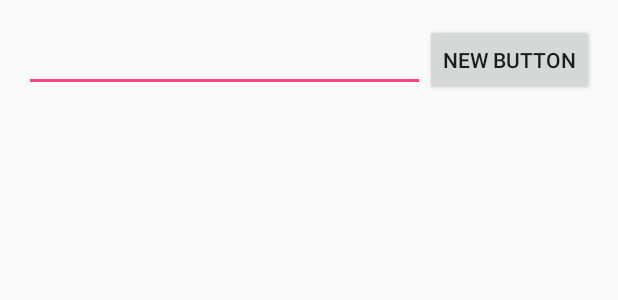
After one commit to SSUHan/Coil, an Android app: the layout activity_present.xml on its own in the app's theme, with its tools: preview values and no code run, on a phone screen of 412 x 824 dp. The commit adds this screen. Shown: the top 300 px of the screen. Run offline under Robolectric (Android 15) with nearby library versions, the phone set to English and light mode, and no system bars; network calls fail.

```diff
--- a/app/src/main/AndroidManifest.xml
+++ b/app/src/main/AndroidManifest.xml
@@ -36,6 +36,7 @@
             </intent-filter>
         </activity>
         <activity android:name=".ui.UserReportActivity"/>
+        <activity android:name=".ui.PresentActivity"/>
         <!-- [START gcm_receiver] -->
         <receiver
             android:name="com.google.android.gms.gcm.GcmReceiver"
--- a/app/src/main/java/com/brianandroid/myzzung/coli/util/MyCouponAdapter.java
+++ b/app/src/main/java/com/brianandroid/myzzung/coli/util/MyCouponAdapter.java
@@ -2,6 +2,7 @@ package com.brianandroid.myzzung.coli.util;
 
 import android.annotation.TargetApi;
 import android.content.Context;
+import android.content.Intent;
 import android.graphics.drawable.Drawable;
 import android.os.Build;
 import android.support.annotation.NonNull;
@@ -24,6 +25,7 @@ import com.android.volley.toolbox.JsonObjectRequest;
 import com.brianandroid.myzzung.coli.CoilApplication;
 import com.brianandroid.myzzung.coli.R;
 import com.brianandroid.myzzung.coli.model.StoreInfo;
+import com.brianandroid.myzzung.coli.ui.PresentActivity;
 import com.brianandroid.myzzung.coli.volley.MyVolley;
 
 import org.json.JSONException;
@@ -89,6 +91,8 @@ public class MyCouponAdapter extends RecyclerView.Adapter<MyCouponAdapter.ViewHo
                                                 couponWork.doMakeStamp(item.getCouponId(), 1);
                                                 break;
                                             case 1:
+                                                Intent intent = new Intent(context, PresentActivity.class);
+                                                context.startActivity(intent);
                                                 break;
                                             case 2:
                                                 break;
--- a/app/src/main/java/com/brianandroid/myzzung/coli/util/SystemMain.java
+++ b/app/src/main/java/com/brianandroid/myzzung/coli/util/SystemMain.java
@@ -19,6 +19,7 @@ public class SystemMain {
         public static final String URL_COUPON_SHOW = ROOT_URL+"client/coupon_show.php";
         public static final String URL_COUPON_UPDATE = ROOT_URL+"client/coupon_update.php";
         public static final String URL_COUPON_DELETE = ROOT_URL+"client/coupon_delete.php";
+        public static final String URL_SOUND_ENROLL = ROOT_URL+"sound/sound_enroll.php";
 
     }
 
--- /dev/null
+++ b/app/src/main/res/layout/activity_present.xml
@@ -0,0 +1,39 @@
+<?xml version="1.0" encoding="utf-8"?>
+<LinearLayout xmlns:android="http://schemas.android.com/apk/res/android"
+    xmlns:tools="http://schemas.android.com/tools"
+    android:layout_width="match_parent"
+    android:layout_height="match_parent"
+    android:paddingBottom="@dimen/activity_vertical_margin"
+    android:paddingLeft="@dimen/activity_horizontal_margin"
+    android:paddingRight="@dimen/activity_horizontal_margin"
+    android:paddingTop="@dimen/activity_vertical_margin"
+    android:orientation="vertical"
+    tools:context="com.brianandroid.myzzung.coli.ui.PresentActivity">
+
+    <LinearLayout
+        android:orientation="horizontal"
+        android:layout_width="match_parent"
+        android:layout_height="wrap_content"
+        android:layout_gravity="center_horizontal">
+
+        <EditText
+            android:layout_width="match_parent"
+            android:layout_height="wrap_content"
+            android:layout_weight="1"
+            android:id="@+id/present_editText"/>
+
+        <Button
+            android:layout_width="wrap_content"
+            android:layout_height="wrap_content"
+            android:text="New Button"
+            android:id="@+id/present_button" />
+
+    </LinearLayout>
+
+    <android.support.v7.widget.RecyclerView
+        android:layout_width="match_parent"
+        android:layout_height="wrap_content"
+        android:id="@+id/present_recycler_view">
+
+    </android.support.v7.widget.RecyclerView>
+</LinearLayout>
```
Also changed, not shown: app/src/main/java/com/brianandroid/myzzung/coli/ui/PresentActivity.java (added, +94 -0 lines), app/src/main/java/com/brianandroid/myzzung/coli/ui/UserReportActivity.java (+61 -0 lines).
